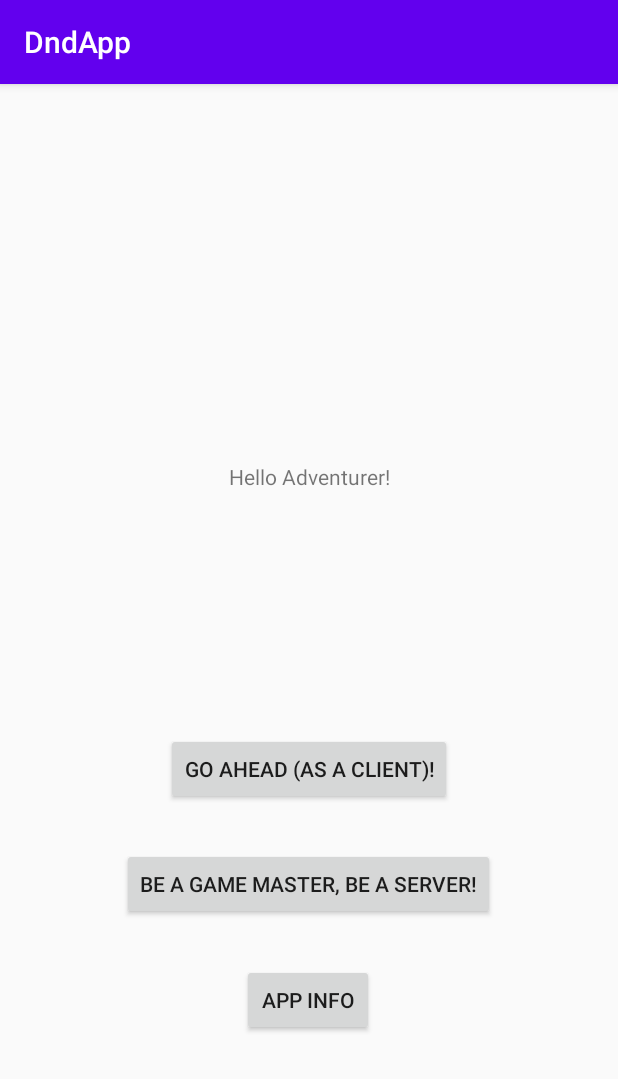
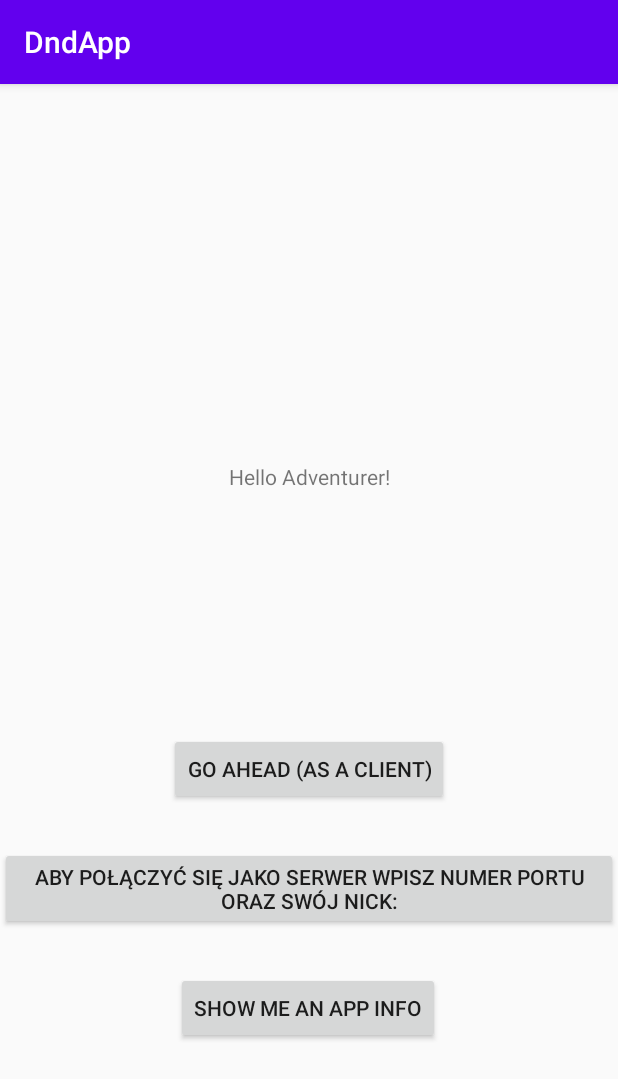
Before and after one commit to kannam12/JPWP, an Android app: the screen it shows after launch (MainActivity), on a phone screen of 412 x 824 dp. Shown: the top 1079 px of the screen. Run offline under Robolectric (Android 15) with nearby library versions, the phone set to English and light mode, and no system bars.

Commit message:
some string values

```diff
--- a/DndApp/app/src/main/res/layout/activity_chat.xml
+++ b/DndApp/app/src/main/res/layout/activity_chat.xml
@@ -15,7 +15,7 @@
         android:layout_height="52dp"
         android:ems="10"
         android:inputType="textPersonName"
-        android:hint="Enter message..."
+        android:hint="@string/enter_message"
         android:layout_gravity="center"
         android:layout_weight="1"
         android:layout_marginLeft="16dp"
@@ -56,7 +56,7 @@
         android:id="@+id/textView6"
         android:layout_width="61dp"
         android:layout_height="29dp"
-        android:text="Język:"
+        android:text="@string/jezyk"
         app:layout_constraintBottom_toBottomOf="parent"
         app:layout_constraintEnd_toStartOf="@+id/spinner_jezyki"
         app:layout_constraintHorizontal_bias="0.571"
@@ -79,7 +79,7 @@
         android:id="@+id/nickInfoTxt1"
         android:layout_width="wrap_content"
         android:layout_height="wrap_content"
-        android:text="Twój nick to:"
+        android:text="@string/chat_nick1"
         app:layout_constraintBottom_toBottomOf="parent"
         app:layout_constraintEnd_toEndOf="parent"
         app:layout_constraintHorizontal_bias="0.075"
--- a/DndApp/app/src/main/res/layout/activity_main.xml
+++ b/DndApp/app/src/main/res/layout/activity_main.xml
@@ -10,7 +10,7 @@
         android:id="@+id/textView"
         android:layout_width="wrap_content"
         android:layout_height="wrap_content"
-        android:text="Hello Adventurer!"
+        android:text="@string/mainInfo"
         app:layout_constraintBottom_toBottomOf="parent"
         app:layout_constraintLeft_toLeftOf="parent"
         app:layout_constraintRight_toRightOf="parent"
@@ -22,7 +22,7 @@
         android:layout_width="wrap_content"
         android:layout_height="wrap_content"
         android:onClick="goNextMain"
-        android:text="Go ahead (as a client)!"
+        android:text="@string/mainBtn2log"
         app:layout_constraintBottom_toBottomOf="parent"
         app:layout_constraintEnd_toEndOf="parent"
         app:layout_constraintStart_toStartOf="parent"
@@ -34,7 +34,7 @@
         android:layout_width="wrap_content"
         android:layout_height="wrap_content"
         android:onClick="goNextMain"
-        android:text="App Info"
+        android:text="@string/mainBtn2info"
         app:layout_constraintBottom_toBottomOf="parent"
         app:layout_constraintEnd_toEndOf="parent"
         app:layout_constraintHorizontal_bias="0.498"
@@ -47,7 +47,7 @@
         android:layout_width="wrap_content"
         android:layout_height="wrap_content"
         android:onClick="goNextMain"
-        android:text="Be a Game master, be a server!"
+        android:text="@string/mkServInfo"
         app:layout_constraintBottom_toBottomOf="parent"
         app:layout_constraintEnd_toEndOf="parent"
         app:layout_constraintHorizontal_bias="0.498"
--- a/DndApp/app/src/main/res/values/strings.xml
+++ b/DndApp/app/src/main/res/values/strings.xml
@@ -8,9 +8,26 @@
     <string name="lan6">Niebiański</string>
     <string name="lan7">Piekielny</string>
 
+    <string name="mainInfo">Hello Adventurer!</string>
+    <string name="mkServInfo">Aby połączyć się jako serwer wpisz numer portu oraz swój nick:</string>
+    <string name="logInfo">Aby przejść dalej podaj swój nick oraz wybierz znane Ci języki:</string>
+
+    <string name="mainBtn2mkServ">Be a Game master, be a server</string>
+    <string name="mainBtn2log">Go ahead (as a client)</string>
+    <string name="mainBtn2info">Show me an app info</string>
+
+    <string name="enter_host_ip">Enter host IP:</string>
+    <string name="enter_port">Port:</string>
+    <string name="enter_nick">Wpisz swój nick:</string>
+    <string name="enter_message">Enter message…</string>
+
+    <string name="go_in">Go In!</string>
+    <string name="chat_lan1">Język:</string>
+    <string name="chat_nick1">Twój nick to:</string>
+
 
     // tu są te stringi co można je zapisywać i potem odnosić się do nich poprzez id
-    //w sensie np. jak są różne języki
+    // w sensie np. jak są różne języki
 
     // tu mamy zawartość naszego spinnera z językami w ChatActivity
     <string-array name="languages_array">
```
Also changed, not shown: DndApp/app/src/main/res/layout/activity_log.xml (+6 -6 lines), DndApp/app/src/main/res/layout/activity_mk_serv.xml (+26 -3 lines).
